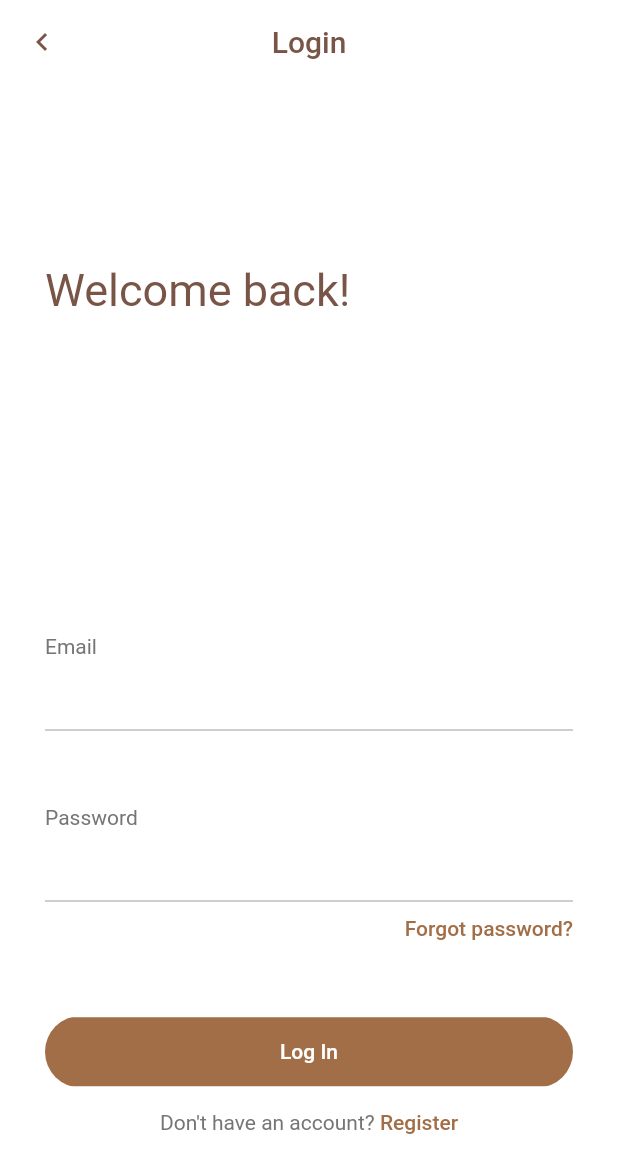
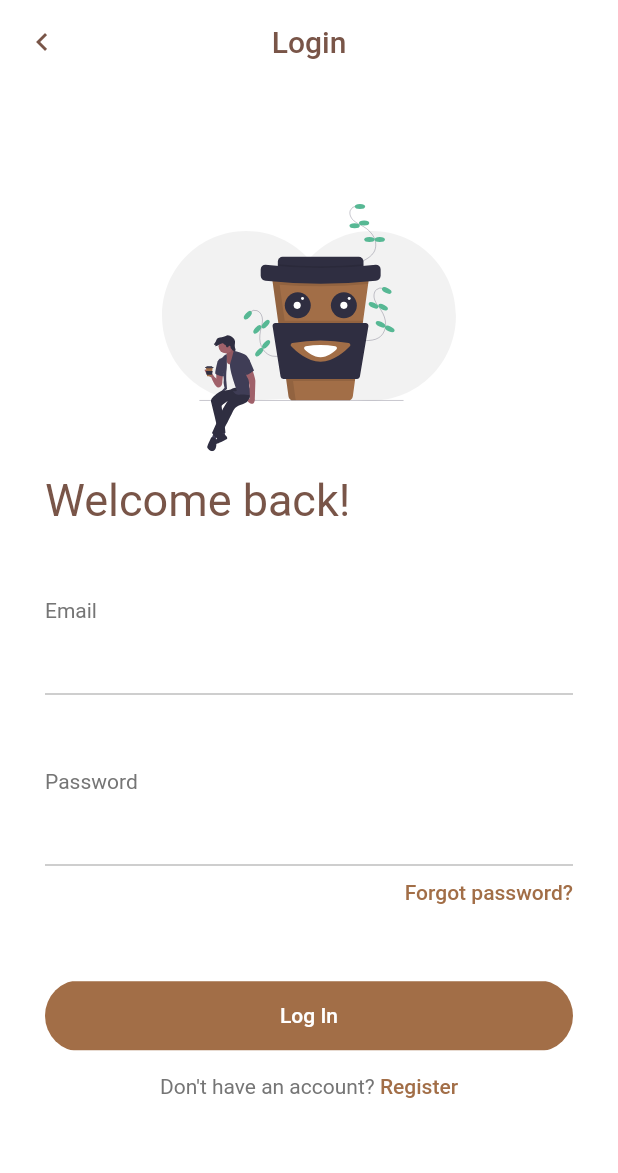
Before and after one commit to Mohammed-Benotmane/Jet-Coffee-Shop, a Flutter app: the screen it shows after launch, on a phone screen of 412 x 824 dp. Shown: the top 1173 px of the screen. Run offline on Flutter 3.47's test engine with Material 2 defaults, Android fonts, the phone set to English and light mode, and no system bars; our stand-ins replace flutter_spinkit, flutter_svg, font_awesome_flutter.

Commit message:
- completing login form screen

```diff
--- a/lib/screens/login-form.dart
+++ b/lib/screens/login-form.dart
@@ -1,6 +1,7 @@
 import 'package:coffeshopapp/const.dart';
 import 'package:flutter/cupertino.dart';
 import 'package:flutter/material.dart';
+import 'package:flutter_svg/flutter_svg.dart';
 
 class LoginForm extends StatefulWidget {
   @override
@@ -26,15 +27,27 @@ class _LoginFormState extends State<LoginForm> {
         centerTitle: true,
       ),
       body: Padding(
-        padding: const EdgeInsets.fromLTRB(30, 120, 30, 30),
+        padding: const EdgeInsets.fromLTRB(30, 80, 30, 30),
         child: Column(
           crossAxisAlignment: CrossAxisAlignment.start,
           children: <Widget>[
             Expanded(
               flex: 2,
-              child: Text(
-                "Welcome back!",
-                style: TextStyle(fontSize: 30, fontWeight: FontWeight.w400, color: Colors.brown),
+              child: Column(
+                crossAxisAlignment: CrossAxisAlignment.start,
+                children: <Widget>[
+                  Center(
+                    child: SvgPicture.asset(
+                      "assets/coffee.svg",
+                      height: MediaQuery.of(context).size.height/5,
+                    ),
+                  ),
+                  SizedBox(height: 15),
+                  Text(
+                    "Welcome back!",
+                    style: TextStyle(fontSize: 30, fontWeight: FontWeight.w400, color: Colors.brown),
+                  ),
+                ],
               ),
             ),
             Expanded(
@@ -79,7 +92,7 @@ class _LoginFormState extends State<LoginForm> {
                     children: <Widget>[
                       Text(
                         "Forgot password?",
-                        style: TextStyle(color: darkBrown,fontWeight: FontWeight.w500),
+                        style: TextStyle(color: darkBrown, fontWeight: FontWeight.w500),
                       ),
                     ],
                   ),
@@ -107,11 +120,10 @@ class _LoginFormState extends State<LoginForm> {
                       Text("Don\'t have an account?", style: TextStyle(color: Colors.grey.shade600)),
                       Text(
                         " Register",
-                        style: TextStyle(color: darkBrown,fontWeight: FontWeight.w500),
+                        style: TextStyle(color: darkBrown, fontWeight: FontWeight.w500),
                       ),
                     ],
                   ),
-
                 ],
               ),
             ),
--- a/pubspec.yaml
+++ b/pubspec.yaml
@@ -25,7 +25,7 @@ dependencies:
     sdk: flutter
   flutter_spinkit: ^4.1.2+1
   font_awesome_flutter: ^8.8.1
-  flutter_svg: ^0.18.1
+  flutter_svg: ^0.17.1
 
 
   # The following adds the Cupertino Icons font to your application.
```
Also changed, not shown: assets/coffee.svg (added), pubspec.lock.
